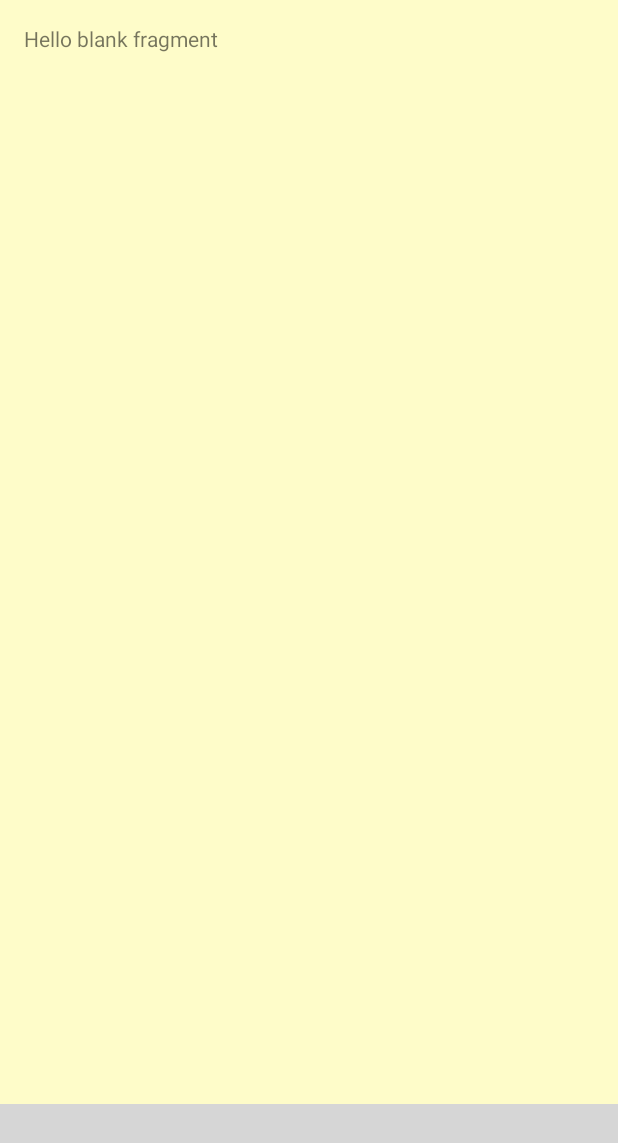
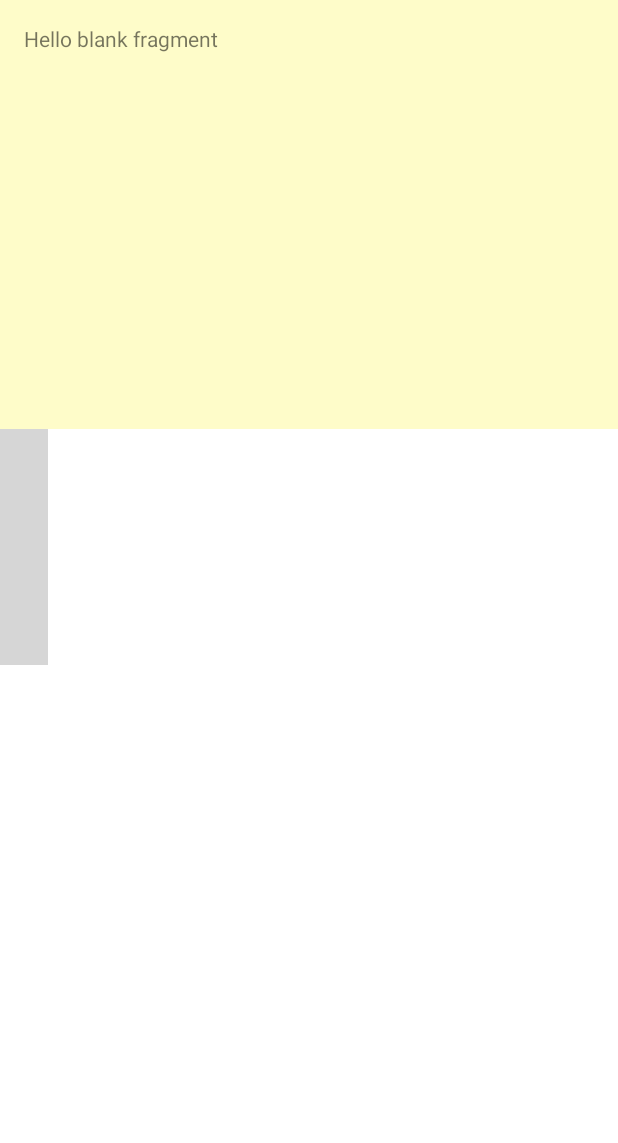
Before and after one commit to liv-soro/SeedlingApp, an Android app: the layout fragment_info.xml on its own in the app's theme, with its tools: preview values and no code run, on a phone screen of 412 x 824 dp. Shown: the top 1143 px of the screen. Run offline under Robolectric (Android 15) with nearby library versions, the phone set to English and light mode, and no system bars; plain views replace MaterialSearchBar; grey boxes are pictures that could not be loaded.

Commit message:
this is a commit yes yes

```diff
--- a/app/src/main/res/layout/fragment_info.xml
+++ b/app/src/main/res/layout/fragment_info.xml
@@ -9,8 +9,8 @@
 
 
     <TextView
-        android:layout_width="412dp"
-        android:layout_height="736dp"
+        android:layout_width="match_parent"
+        android:layout_height="286dp"
         android:background="#65FCF876"
         android:padding="16dp"
         android:text="@string/hello_blank_fragment"
@@ -19,19 +19,18 @@
         app:layout_constraintTop_toTopOf="parent" />
 
     <com.mancj.materialsearchbar.MaterialSearchBar
+        android:id="@+id/searchBar"
+        android:layout_width="wrap_content"
+        android:layout_height="157dp"
+
+        app:mt_hint="Custom hint"
         app:mt_speechMode="true"
-        app:mt_hint="Custom hint"
-        app:theme="@style/AppTheme.PopupOverlay"
+        app:theme="@style/AppTheme.PopupOverlay" />
 
-        android:layout_width="match_parent"
-        android:layout_height="match_parent"
-        android:id="@+id/searchBar"
-        />
     <ListView
-        android:layout_width="match_parent"
-        android:layout_height="match_parent"
-        android:id="@+id/mListView">
-    </ListView>
+        android:id="@+id/mListView"
+        android:layout_width="wrap_content"
+        android:layout_height="189dp"></ListView>
 
 
 </LinearLayout>
```
